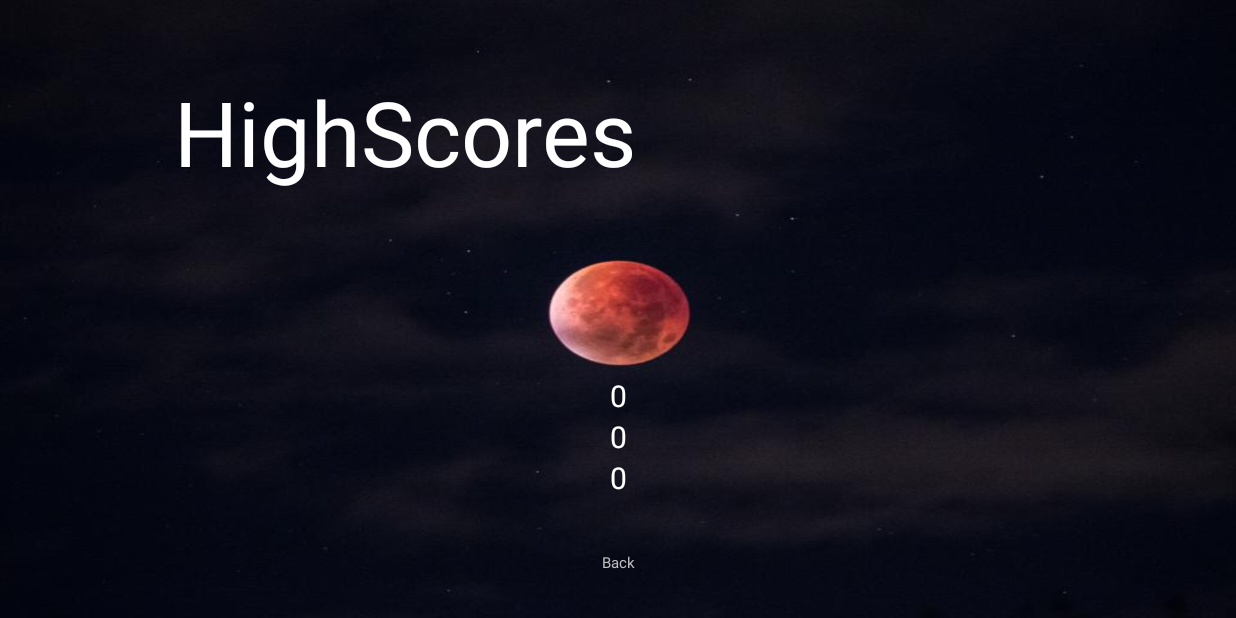
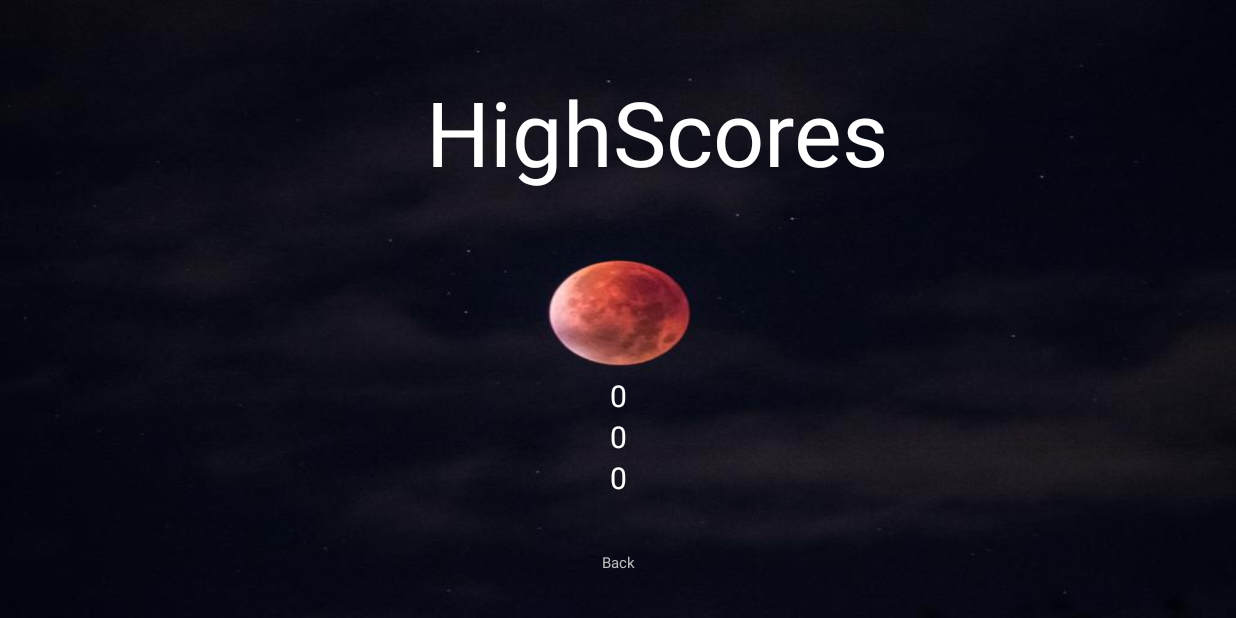
Before and after one commit to hahas1993/SuperGame, an Android app: the Ranking screen opened directly, with no data from a screen before it, on a phone screen of 824 x 412 dp (held sideways). Run offline under Robolectric (Android 15) with nearby library versions, the light colour scheme and no system bars.

Commit message:
HighScores
Back is now working

```diff
--- a/eyestracking/src/main/java/com/example/pawel/eyestracking/Ranking.java
+++ b/eyestracking/src/main/java/com/example/pawel/eyestracking/Ranking.java
@@ -25,7 +25,7 @@ public class Ranking extends Activity implements View.OnClickListener {
         n2 = (TextView)findViewById(R.id.textView3);
         n3 = (TextView)findViewById(R.id.textView4);
         back = (TextView)findViewById(R.id.textView5);
-
+        back.setOnClickListener(this);
         mydb=new DatabaseHelper(this);
         viewAll();
     }
--- a/eyestracking/src/main/res/layout/activity_ranking.xml
+++ b/eyestracking/src/main/res/layout/activity_ranking.xml
@@ -19,13 +19,14 @@
         android:textAppearance="@style/TextAppearance.AppCompat.Large"
         tools:textColorLink="@android:color/holo_green_light"
         android:textSize="60dp"
+        android:textAlignment="center"
         android:textIsSelectable="true"
         android:layout_marginTop="31dp"
         android:layout_alignParentTop="true"
         android:layout_marginLeft="52dp"
         android:textColor="@android:color/white"
-        android:layout_alignParentStart="true"
-        android:layout_alignParentLeft="true" />
+        android:layout_alignParentStart="true" />
+
 
     <TextView
         android:text="0"
```
